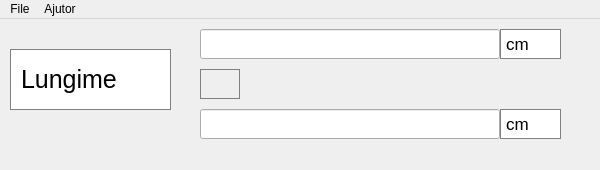
Old version of the form converter/converter.ui in the repository Asasinovici/UniConverter.
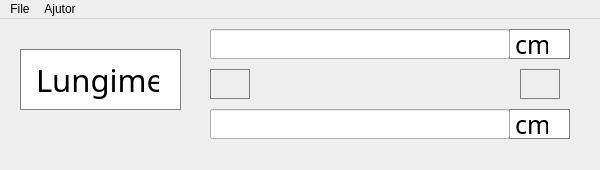
New version of the form. Icons and pictures are not drawn.

Commit message:
Some more chnages to the GUI. The swap button for values works now.
Binded some events to functions but they're not doing much for the
moment.

Diff of the .ui file:
```diff
--- a/converter/converter.ui
+++ b/converter/converter.ui
@@ -31,6 +31,9 @@
   <property name="windowTitle">
    <string>UniConverter</string>
   </property>
+  <property name="styleSheet">
+   <string notr="true"/>
+  </property>
   <widget class="QWidget" name="centralWidget">
    <widget class="QComboBox" name="comboBox">
     <property name="enabled">
@@ -38,7 +41,7 @@
     </property>
     <property name="geometry">
      <rect>
-      <x>500</x>
+      <x>509</x>
       <y>10</y>
       <width>61</width>
       <height>30</height>
@@ -46,6 +49,7 @@
     </property>
     <property name="font">
      <font>
+      <family>Aero Matics</family>
       <pointsize>-1</pointsize>
      </font>
     </property>
@@ -61,8 +65,9 @@
     <property name="styleSheet">
      <string notr="true">QComboBox {
     border: 1px solid gray;
-    padding: 1px 5px 1px 5px;
-	font-size: 17px;
+    padding: 0px 5px 0px 5px;
+	font-family: &quot;Aero Matics&quot;;
+	font-size: 25px;
 	selection-color: #000000;
 }
 
@@ -91,10 +96,9 @@
 QComboBox QAbstractItemView {
     border: 1px solid gray;
 	border-top-color: white;
-    selection-background-color: #EEEEEE;
-	position: 0px -1px;
-    padding: 1px 5px 5px 5px;
-	selection-color: #000000;
+    selection-background-color: rgb(220, 220, 220);
+	selection-color: rgb(0, 0, 0);
+    padding: 0px 3px 3px 3px;
 }
 </string>
     </property>
@@ -135,7 +139,7 @@
     </property>
     <property name="geometry">
      <rect>
-      <x>500</x>
+      <x>509</x>
       <y>90</y>
       <width>61</width>
       <height>30</height>
@@ -143,6 +147,7 @@
     </property>
     <property name="font">
      <font>
+      <family>Aero Matics</family>
       <pointsize>-1</pointsize>
      </font>
     </property>
@@ -158,8 +163,9 @@
     <property name="styleSheet">
      <string notr="true">QComboBox {
     border: 1px solid gray;
-    padding: 1px 5px 1px 5px;
-	font-size: 17px;
+    padding: 0px 5px 0px 5px;
+	font-family: &quot;Aero Matics&quot;;
+	font-size: 25px;
 	selection-color: #000000;
 }
 
@@ -188,10 +194,9 @@
 QComboBox QAbstractItemView {
     border: 1px solid gray;
 	border-top-color: white;
-    selection-background-color: #EEEEEE;
-	position: 0px -1px;
-    padding: 1px 5px 5px 5px;
-	selection-color: #000000;
+    selection-background-color: rgb(220, 220, 220);
+	selection-color: rgb(0, 0, 0);
+    padding: 0px 3px 3px 3px;
 }
 </string>
     </property>
@@ -229,22 +234,52 @@
    <widget class="QLineEdit" name="lineEdit">
     <property name="geometry">
      <rect>
-      <x>200</x>
+      <x>210</x>
       <y>10</y>
       <width>300</width>
       <height>30</height>
      </rect>
     </property>
+    <property name="palette">
+     <palette>
+      <active/>
+      <inactive/>
+      <disabled/>
+     </palette>
+    </property>
+    <property name="styleSheet">
+     <string notr="true">font: 17pt &quot;Aero Matics&quot;;</string>
+    </property>
+    <property name="text">
+     <string/>
+    </property>
+    <property name="clearButtonEnabled">
+     <bool>true</bool>
+    </property>
    </widget>
-   <widget class="QLineEdit" name="lineEdit_2">
+   <widget class="QLineEdit" name="inputAfterConversion">
+    <property name="enabled">
+     <bool>true</bool>
+    </property>
     <property name="geometry">
      <rect>
-      <x>200</x>
+      <x>210</x>
       <y>90</y>
       <width>300</width>
       <height>30</height>
      </rect>
     </property>
+    <property name="styleSheet">
+     <string notr="true">font: 17pt &quot;Aero Matics&quot;;
+
+</string>
+    </property>
+    <property name="readOnly">
+     <bool>true</bool>
+    </property>
+    <property name="clearButtonEnabled">
+     <bool>false</bool>
+    </property>
    </widget>
    <widget class="QComboBox" name="comboBox_3">
     <property name="enabled">
@@ -252,7 +287,7 @@
     </property>
     <property name="geometry">
      <rect>
-      <x>10</x>
+      <x>20</x>
       <y>30</y>
       <width>161</width>
       <height>61</height>
@@ -260,6 +295,7 @@
     </property>
     <property name="font">
      <font>
+      <family>Aero Matics</family>
       <pointsize>-1</pointsize>
      </font>
     </property>
@@ -275,8 +311,9 @@
     <property name="styleSheet">
      <string notr="true">QComboBox {
     border: 1px solid gray;
-    padding: 5px 5px 5px 10px;
-	font-size: 25px;
+    padding: 5px 5px 5px 15px;
+	font-family: &quot;Aero Matics&quot;;
+	font-size: 31px;
 	selection-color: #000000;
 }
 
@@ -305,9 +342,9 @@
 QComboBox QAbstractItemView {
     border: 1px solid gray;
 	border-top-color: white;
-    selection-background-color: #EEEEEE;
-    padding: 5px 5px 5px 10px;
-	selection-color: #000000;
+    selection-background-color: rgb(220, 220, 220);
+    padding: 0px 10px 5px 10px;
+	selection-color: rgb(0, 0, 0);
 }
 </string>
     </property>
@@ -330,7 +367,40 @@
    <widget class="QPushButton" name="pushButton">
     <property name="geometry">
      <rect>
-      <x>200</x>
+      <x>210</x>
+      <y>50</y>
+      <width>40</width>
+      <height>30</height>
+     </rect>
+    </property>
+    <property name="styleSheet">
+     <string notr="true">QPushButton {
+    border: 1px solid gray;
+    padding: 1px 5px 1px 5px;
+	font-size: 17px;
+	selection-color: #000000;
+	background: qlineargradient(x1: 0, y1: 0, x2: 0, y2: 1,
+                                 stop: 0 #FFFFFF, stop: 1.0 #E9E9E9);
+	background-image: url(:/converter/Resources/swapValues.png);
+}
+QPushButton::pressed {
+    border: 1px solid gray;
+    padding: 1px 5px 1px 5px;
+	font-size: 17px;
+	selection-color: #000000;
+	  background: qlineargradient(x1: 0, y1: 0, x2: 0, y2: 1,
+                                 stop: 0 #E9E9E9, stop: 1.0 #FFFFFF);
+	background-image: url(:/converter/Resources/swapValues-pressed.png);
+}</string>
+    </property>
+    <property name="text">
+     <string/>
+    </property>
+   </widget>
+   <widget class="QPushButton" name="swapUnits">
+    <property name="geometry">
+     <rect>
+      <x>520</x>
       <y>50</y>
       <width>40</width>
       <height>30</height>
```
Left out of the diff: 29 changed lines with no effect on the pictures. The commit also changes 34 other files.
